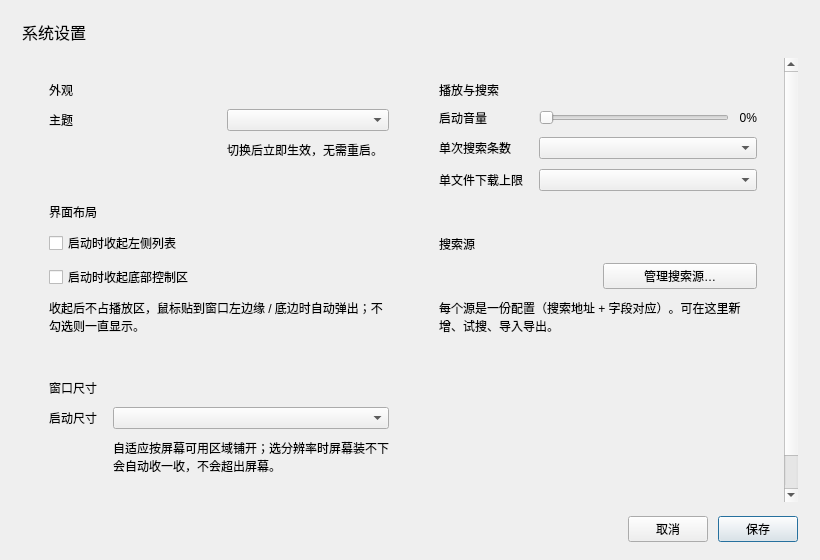
Old version of the form src/ui/SettingsDialog.ui in the repository gong1-1989/MusicVideoPlayer.
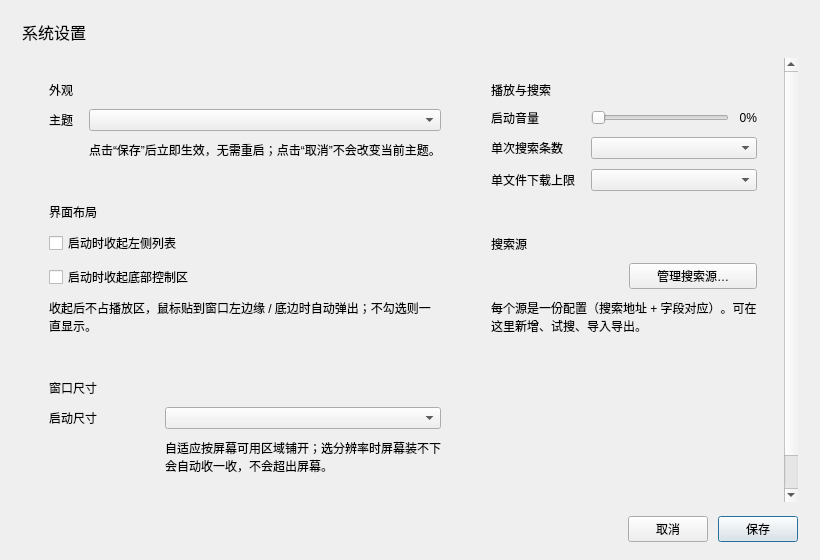
New version of the form.

```diff
--- a/src/ui/SettingsDialog.ui
+++ b/src/ui/SettingsDialog.ui
@@ -127,7 +127,7 @@
                <string>label_hint</string>
               </property>
               <property name="text">
-               <string>切换后立即生效，无需重启。</string>
+               <string>点击“保存”后立即生效，无需重启；点击“取消”不会改变当前主题。</string>
               </property>
              </widget>
             </item>
```
